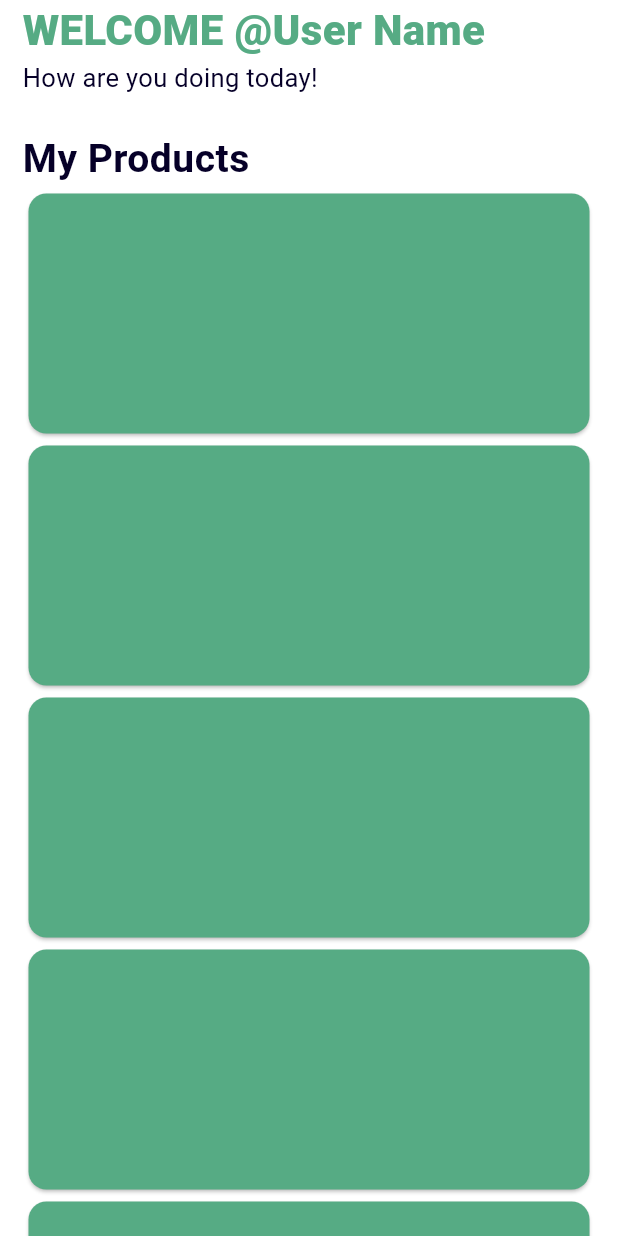
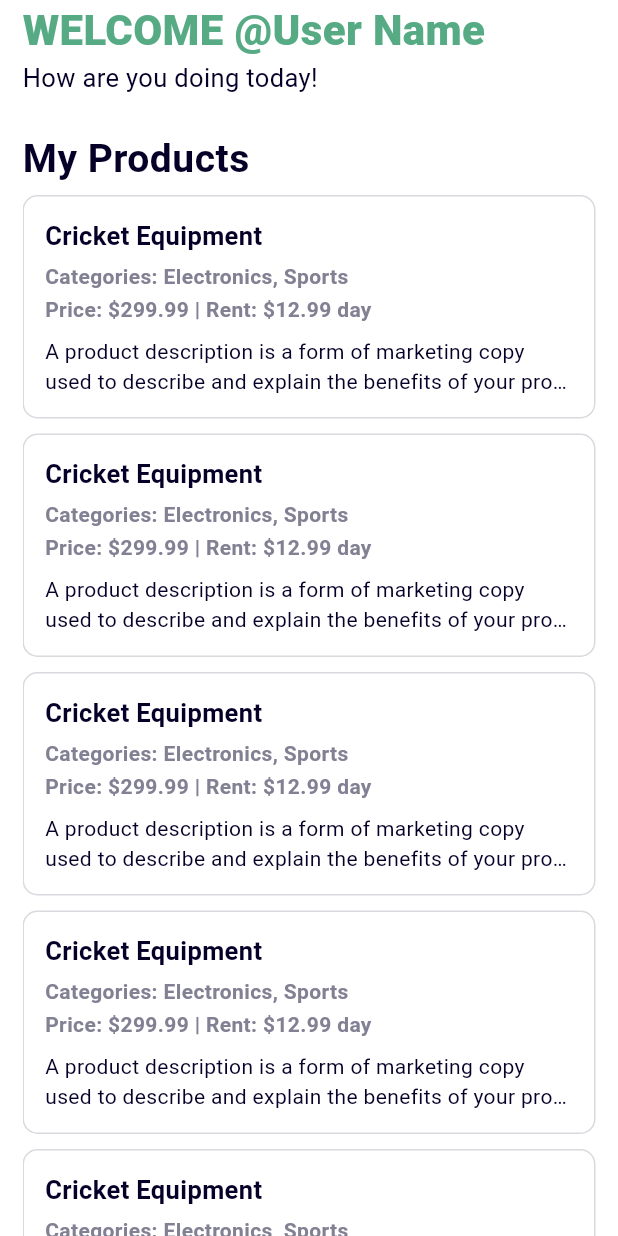
Before and after one commit to Rayhan12/sazim_app_challenge, a Flutter app: the UserProductsView screen opened by its route, on a phone screen of 412 x 824 dp. Run offline on Flutter 3.47's test engine with Material 3 defaults, Android fonts, the phone set to English and light mode, and no system bars; our stand-ins replace cached_network_image, dio, dropdown_button2, flutter_dotenv, font_awesome_flutter, get and 7 more; missing offline and left inert: flutter_overlay_loader, r_icon_pro; Roboto replaces fonts that are missing (Asap).

Commit message:
V 1.0.8 :UI Update partial Product animated card

```diff
--- a/lib/app/core/theme/color_config.dart
+++ b/lib/app/core/theme/color_config.dart
@@ -25,7 +25,7 @@ abstract class AppColor{
 
   ///Neutrals
   static const neutralsBg = Color(0xffFFFFFF);
-  static const neutralCards = Color(0xffFFFFFF);
+  static const neutralCards = Color(0xfffaf9f9);
   static const neutralFields = Color(0xffF3F3F5);
   static const neutralStroke = Color(0xffE5E5E5);
 }
--- /dev/null
+++ b/lib/app/core/widgets/cards/product_card.dart
@@ -0,0 +1,55 @@
+import 'package:flutter/cupertino.dart';
+import 'package:flutter/material.dart';
+import 'package:sazim_app/app/core/theme/color_config.dart';
+import 'package:sazim_app/app/core/theme/text_config.dart';
+import 'package:sazim_app/app/domain/entities/product_entity.dart';
+
+class ProductCard extends StatelessWidget {
+  final ProductEntity productEntity;
+
+  const ProductCard({super.key, required this.productEntity});
+
+  @override
+  Widget build(BuildContext context) {
+    return Padding(
+      padding: const EdgeInsets.only(bottom: 5,top: 5),
+      child: Material(
+        shape: RoundedRectangleBorder(
+          borderRadius: BorderRadius.circular(10),
+          side: BorderSide(width: 1,color: AppColor.textTertiary.withOpacity(0.3))
+        ),
+        color: AppColor.neutralsBg,
+        child: Padding(
+          padding: const EdgeInsets.all(15),
+          child: Column(
+            crossAxisAlignment: CrossAxisAlignment.start,
+            children: [
+              Text(
+                productEntity.title.toString(),
+                style: AppText().headLine,
+              ),
+              const SizedBox(height: 5,),
+              Text(
+                "Categories: ${productEntity.categories!.map((e) => e,).toString().replaceAll("(", "").replaceAll(")", "")} ",
+                style: AppText().subHeadlineSemiBold.copyWith(color: AppColor.textTertiary),
+              ),
+              const SizedBox(height: 2,),
+              Text(
+                "Price: \$${productEntity.purchasePrice.toString()} | Rent: \$${productEntity.rentPrice.toString()} ${productEntity.rentOption.toString()}",
+                style: AppText().subHeadlineSemiBold.copyWith(color: AppColor.textTertiary),
+              ),
+
+              const SizedBox(height: 8,),
+              Text(
+                productEntity.description.toString(),
+                style: AppText().subHeadline.copyWith(color: AppColor.textPrimary),
+                overflow: TextOverflow.ellipsis,
+                maxLines: 2,
+              ),
+            ],
+          ),
+        ),
+      ),
+    );
+  }
+}
--- a/lib/app/modules/user_products/views/user_products_view.dart
+++ b/lib/app/modules/user_products/views/user_products_view.dart
@@ -1,12 +1,30 @@
 import 'package:flutter/material.dart';
 
 import 'package:get/get.dart';
+import 'package:sazim_app/app/core/widgets/cards/product_card.dart';
 import 'package:sazim_app/app/core/widgets/title_content.dart';
+import 'package:sazim_app/app/domain/entities/product_entity.dart';
 
 import '../../../core/theme/color_config.dart';
 import '../../../core/theme/text_config.dart';
 import '../controllers/user_products_controller.dart';
 
+
+///Temp Product Todo: Remove after impl
+ProductEntity productEntity = ProductEntity(
+  seller: 12,
+  id: 1,
+  title: "Cricket Equipment",
+  rentOption: "day",
+  categories: ["Electronics","Sports"],
+  rentPrice: "12.99",
+  purchasePrice: "299.99",
+  datePosted: DateTime.now(),
+  description: "A product description is a form of marketing copy used to describe and explain the benefits "
+      "of your product. In other words, it provides all the information and details of your product on your "
+      "ecommerce site. These product details can be one sentence, a short paragraph or bulleted. "
+      "They can be serious, funny or quirky",
+);
 
 class UserProductsView extends GetView<UserProductsController> {
   const UserProductsView({super.key});
@@ -55,17 +73,12 @@ class UserProductsView extends GetView<UserProductsController> {
             /// Todo: Implement widget based card here, Defile entity model first
             itemBuilder: (context, index) => InkWell(
               onTap: ()=>controller.goToEditProduct(),
-              child: const Card(
-                color: AppColor.primaryDefault,
-                child: SizedBox(
-                  height: 160,
-                  width: double.infinity,
-                ),
+              child: ProductCard(productEntity: productEntity),
               ),
             ),
-          )
         ],
       ),
     );
   }
+
 }
```
